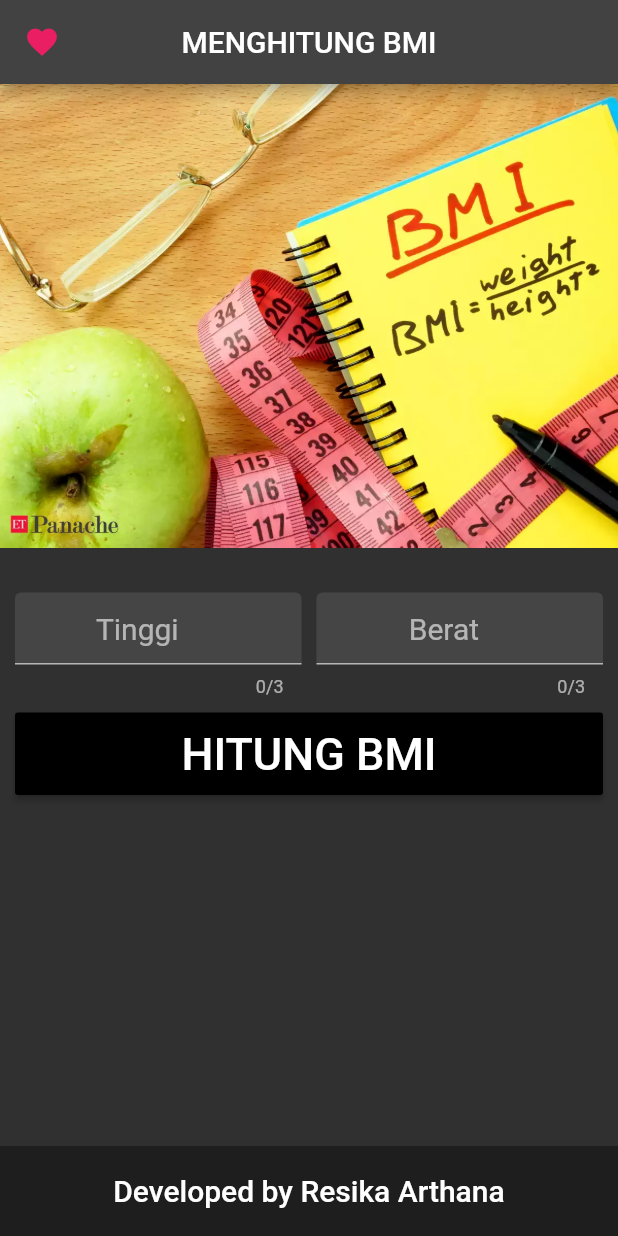
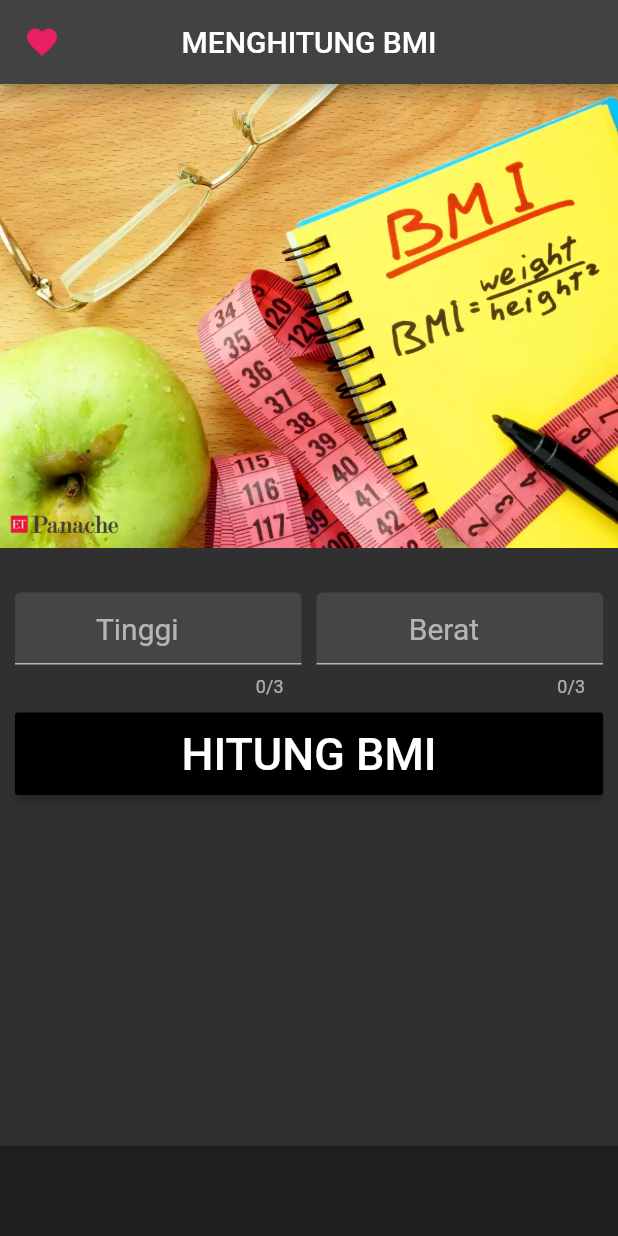
Before and after one commit to madedeva/hitung_bmi, a Flutter app: the screen it shows after launch, on a phone screen of 412 x 824 dp. Run offline on Flutter 3.47's test engine with Material 2 defaults, Android fonts, the phone set to English and light mode, and no system bars.

Commit message:
first commit

```diff
--- a/lib/bmi.dart
+++ b/lib/bmi.dart
@@ -115,11 +115,11 @@ class _InputBMIState extends State<InputBMI> {
           height: 60,
           color: Colors.black54,
           alignment: Alignment.center,
-          child: const Text(
-            'Developed by Resika Arthana',
-            style: TextStyle(
-                fontSize: 20, fontWeight: FontWeight.w500, color: Colors.white),
-          ),
+          // child: const Text(
+          //   'Developed by Resika Arthana',
+          //   style: TextStyle(
+          //       fontSize: 20, fontWeight: FontWeight.w500, color: Colors.white),
+          // ),
         ),
         //elevation: 0,
       ),
```
